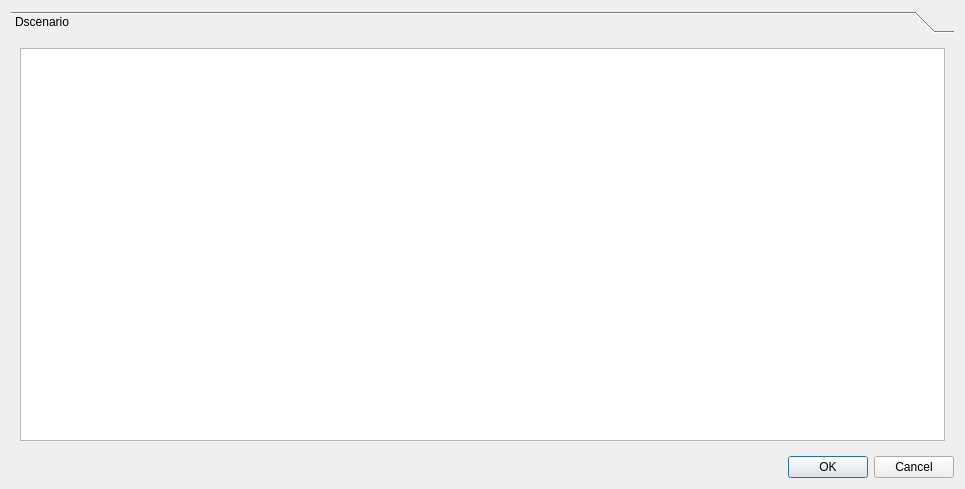
This is core/ui/toolbars/basic/info_epa_demand.ui in Giswater/giswater_qgis_plugin as Qt 5 draws it before an edit. The edited form follows.
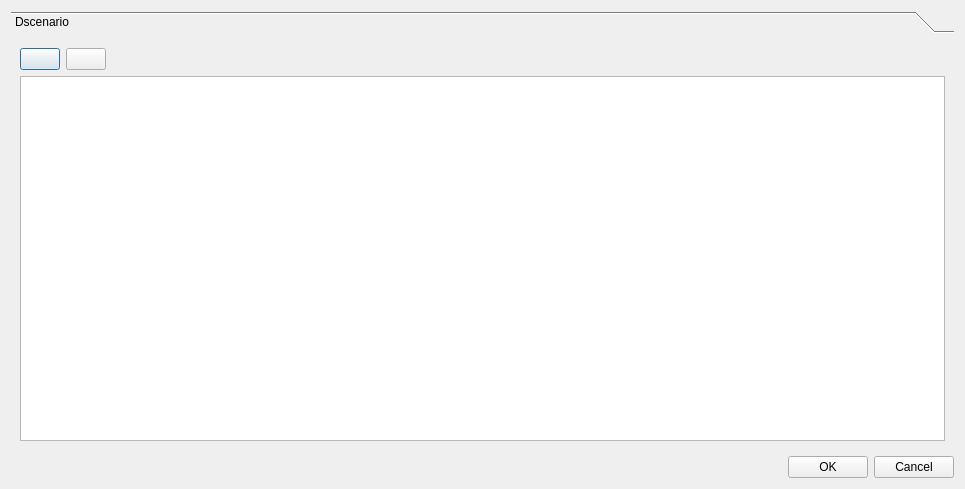
This is the edited form.

Commit message: Bug fix: demandAction for ws #889

Diff of the .ui file:
```diff
--- a/core/ui/toolbars/basic/info_epa_demand.ui
+++ b/core/ui/toolbars/basic/info_epa_demand.ui
@@ -25,33 +25,85 @@
         <x>0</x>
         <y>0</y>
         <width>947</width>
-        <height>415</height>
+        <height>413</height>
        </rect>
       </property>
       <attribute name="label">
        <string>Dscenario</string>
       </attribute>
       <layout class="QGridLayout" name="gridLayout_3">
-       <item row="0" column="0">
+       <item row="1" column="0">
         <layout class="QGridLayout" name="lyt_dscenario">
          <item row="0" column="0">
           <widget class="QTableView" name="tbl_dscenario_demand"/>
          </item>
         </layout>
        </item>
+       <item row="0" column="0">
+        <layout class="QHBoxLayout" name="horizontalLayout_2">
+         <item>
+          <widget class="QPushButton" name="btn_add_dscenario">
+           <property name="text">
+            <string/>
+           </property>
+          </widget>
+         </item>
+         <item>
+          <widget class="QPushButton" name="btn_delete_dscenario">
+           <property name="text">
+            <string/>
+           </property>
+          </widget>
+         </item>
+         <item>
+          <spacer name="horizontalSpacer_2">
+           <property name="orientation">
+            <enum>Qt::Horizontal</enum>
+           </property>
+           <property name="sizeHint" stdset="0">
+            <size>
+             <width>40</width>
+             <height>20</height>
+            </size>
+           </property>
+          </spacer>
+         </item>
+        </layout>
+       </item>
       </layout>
      </widget>
     </widget>
    </item>
    <item row="1" column="0">
-    <widget class="QDialogButtonBox" name="buttonBox">
-     <property name="orientation">
-      <enum>Qt::Horizontal</enum>
-     </property>
-     <property name="standardButtons">
-      <set>QDialogButtonBox::Cancel|QDialogButtonBox::Ok</set>
-     </property>
-    </widget>
+    <layout class="QHBoxLayout" name="horizontalLayout">
+     <item>
+      <spacer name="horizontalSpacer">
+       <property name="orientation">
+        <enum>Qt::Horizontal</enum>
+       </property>
+       <property name="sizeHint" stdset="0">
+        <size>
+         <width>40</width>
+         <height>20</height>
+        </size>
+       </property>
+      </spacer>
+     </item>
+     <item>
+      <widget class="QPushButton" name="btn_accept">
+       <property name="text">
+        <string>OK</string>
+       </property>
+      </widget>
+     </item>
+     <item>
+      <widget class="QPushButton" name="btn_cancel">
+       <property name="text">
+        <string>Cancel</string>
+       </property>
+      </widget>
+     </item>
+    </layout>
    </item>
   </layout>
  </widget>
```
Left out of the diff: 35 changed lines with no effect on the pictures. The commit also changes 1 other file.
